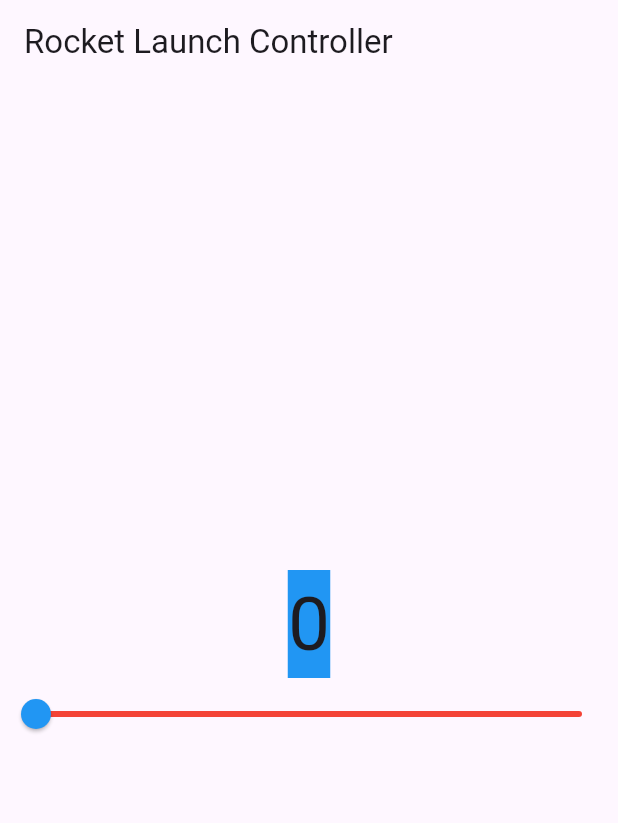
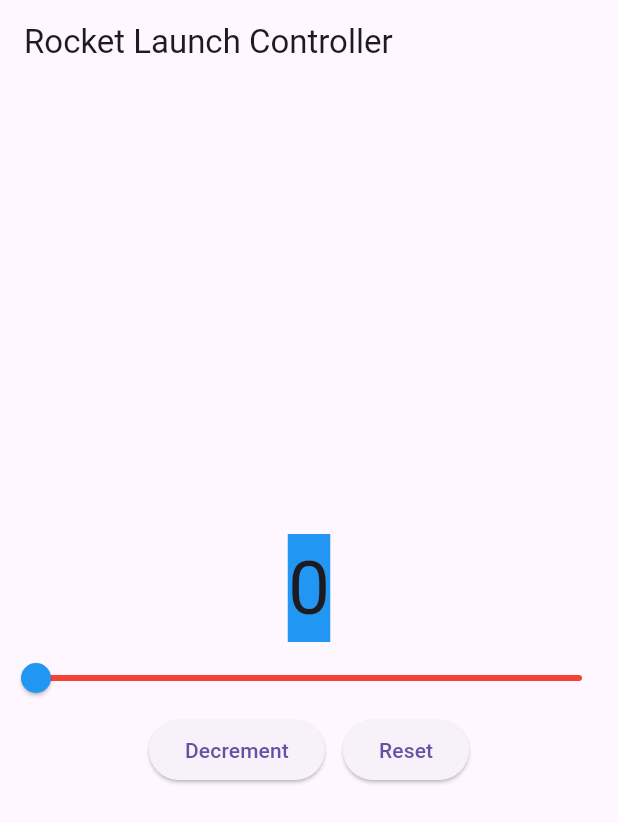
Before and after one commit to nabialavala/rl_ns, a Flutter app: the screen it shows after launch, on a phone screen of 412 x 824 dp. Shown: the top 823 px of the screen. Run offline on Flutter 3.47's test engine with Material 3 defaults, Android fonts, the phone set to English and light mode, and no system bars.

Commit message:
Safety Controls

```diff
--- a/lib/main.dart
+++ b/lib/main.dart
@@ -56,6 +56,33 @@ class _CounterWidgetState extends State<CounterWidget> {
             activeColor: Colors.blue,
             inactiveColor: Colors.red,
           ),
+          Row(
+            mainAxisAlignment: MainAxisAlignment.center,
+            mainAxisSize: MainAxisSize.min,
+            children: [
+              ElevatedButton(
+                onPressed: (){
+                  setState(() {
+                    if (_counter > 0) {
+                      _counter--;
+                    } else {
+                      _counter = 0;
+                    };
+                  });
+                },
+                child: Text("Decrement"),
+              ),
+              SizedBox(width: 12),
+              ElevatedButton(
+                onPressed: () {
+                  setState(() {
+                    _counter = 0;
+                  });
+                },
+                child: Text("Reset"),
+              )
+            ],
+          )
         ],
       ),
     );
```
